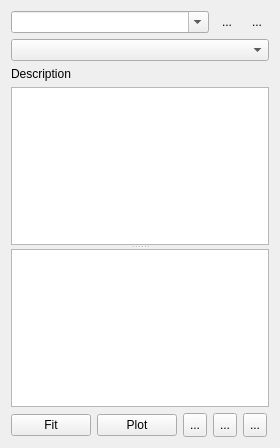
Before: the Qt Designer form ui/FitUiTables.ui in MonroeQuantumNetworks/IonControl, drawn with Qt 5.
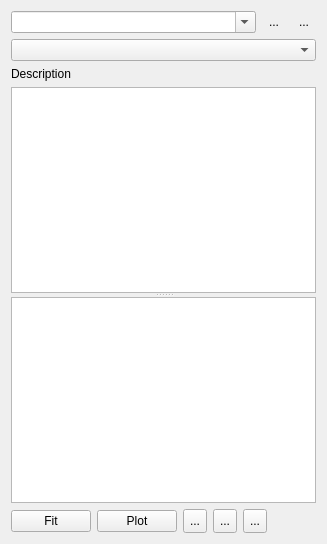
After: the same form once the commit is applied. Icons and pictures are not drawn.

What changed in the file:
```diff
--- a/ui/FitUiTables.ui
+++ b/ui/FitUiTables.ui
@@ -6,8 +6,8 @@
    <rect>
     <x>0</x>
     <y>0</y>
-    <width>280</width>
-    <height>448</height>
+    <width>327</width>
+    <height>544</height>
    </rect>
   </property>
   <property name="windowTitle">
```
Left out of the diff: 10 changed lines with no effect on the pictures.
